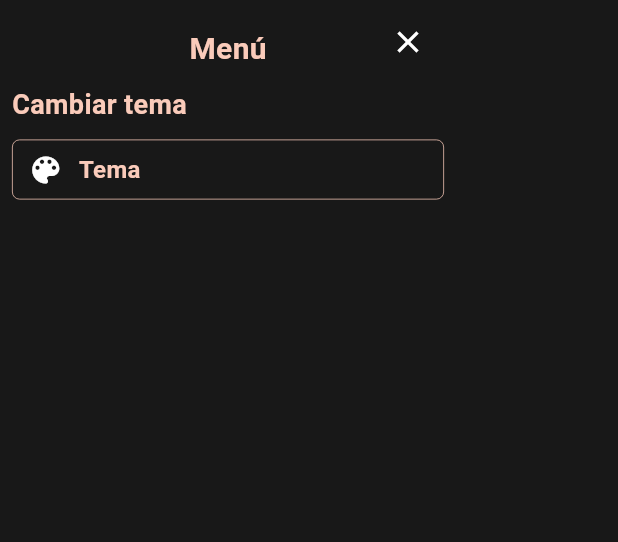
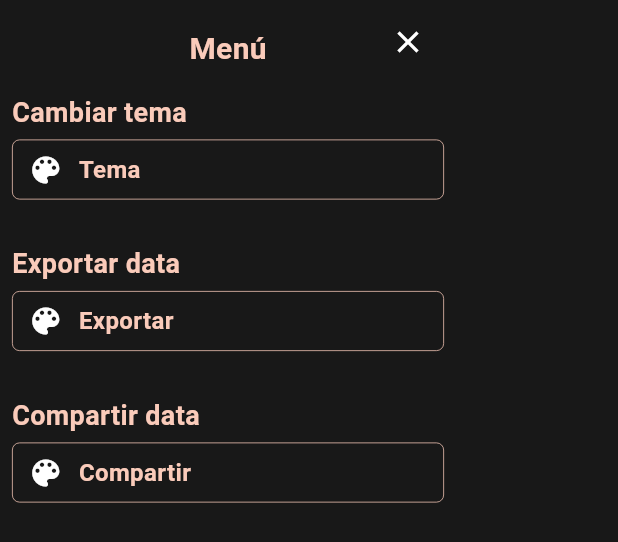
Before and after one commit to rperezalberto/Todo-list-prueba, a Flutter app: the DrawerMenu widget shown alone on an empty page, opened directly, on a phone screen of 412 x 824 dp. Shown: the top 542 px of the screen. Run offline on Flutter 3.47's test engine with Material 3 defaults, Android fonts, the phone set to English and light mode, and no system bars; our stand-ins replace flutter_time_picker_spinner, share_plus, sqflite; missing offline and left inert: excel; accounts and stored records are empty.

Commit message:
App lista

```diff
--- a/lib/components/alert_dialog_component.dart
+++ b/lib/components/alert_dialog_component.dart
@@ -1,3 +1,5 @@
+import 'dart:developer';
+
 import 'package:flutter/material.dart';
 
 void showDeleteDialog(BuildContext context, VoidCallback onDelete) {
--- a/lib/main.dart
+++ b/lib/main.dart
@@ -9,6 +9,7 @@ import 'package:todo_list/views/home_view.dart';
 
 void main() async {
   WidgetsFlutterBinding.ensureInitialized();
+
   await initializeDateFormatting('es_ES', null);
   // final path = join(await getDatabasesPath(), 'tasks.db');
   // await deleteDatabase(path); // <-- BORRAR SOLO PARA TESTING INICIAL
@@ -43,6 +44,7 @@ class MyApp extends StatelessWidget {
         }
 
         return MaterialApp(
+          debugShowCheckedModeBanner: false,
           title: 'Material App',
           theme: themeProvider.currentTheme,
           home: const HomeView(),
--- a/lib/views/home_view.dart
+++ b/lib/views/home_view.dart
@@ -118,9 +118,12 @@ class HomeView extends StatelessWidget {
                                 );
                               },
                               onLongPress: () {
-                                showDeleteDialog(context, () {
+                                showDeleteDialog(
+                                  context,
+                                  () {
                                     provider.deleteTask(task.id!);
-                                });
+                                  },
+                                );
                               },
                               child: Padding(
                                 padding: const EdgeInsets.only(bottom: 12.0),
@@ -233,6 +236,7 @@ class DrawerMenu extends StatelessWidget {
   Widget build(BuildContext context) {
     final themeColor = Theme.of(context).colorScheme;
     final themeProvider = Provider.of<ThemeProvider>(context);
+    final taksProvider = Provider.of<TaksProvider>(context);
     return Drawer(
       child: SafeArea(
         child: Padding(
@@ -272,19 +276,28 @@ class DrawerMenu extends StatelessWidget {
                   ],
                 ),
               ),
-              Text(
-                "Cambiar tema",
-                style: TextStyle(
-                  fontSize: 18,
-                  color: themeColor.onSecondary,
-                  fontWeight: FontWeight.w600,
-                ),
-              ),
-              SizedBox(height: 10),
+              SizedBox(height: 5),
               ItemMenu(
-                title: "Tema",
+                title: "Cambiar tema",
+                label: "Tema",
                 onTap: () {
                   themeProvider.changeTheme();
+                },
+              ),
+              SizedBox(height: 20),
+              ItemMenu(
+                title: "Exportar data",
+                label: "Exportar",
+                onTap: () {
+                  taksProvider.exportarTareasAExcel();
+                },
+              ),
+              SizedBox(height: 20),
+              ItemMenu(
+                title: "Compartir data",
+                label: "Compartir",
+                onTap: () {
+                  taksProvider.exportarTareasAExcel();
                 },
               ),
             ],
@@ -297,13 +310,30 @@ class DrawerMenu extends StatelessWidget {
 
 class ItemMenu extends StatelessWidget {
   final String title;
+  final String label;
   final void Function() onTap;
-  const ItemMenu({super.key, required this.title, required this.onTap});
+  const ItemMenu(
+      {super.key,
+      required this.title,
+      required this.onTap,
+      required this.label});
 
   @override
   Widget build(BuildContext context) {
     final themeColor = Theme.of(context).colorScheme;
-    return GestureDetector(
+    return Column(
+      crossAxisAlignment: CrossAxisAlignment.start,
+      children: [
+        Text(
+          title,
+          style: TextStyle(
+            fontSize: 18,
+            color: themeColor.onSecondary,
+            fontWeight: FontWeight.w600,
+          ),
+        ),
+        SizedBox(height: 5),
+        GestureDetector(
           onTap: () => onTap(),
           child: Container(
             width: double.infinity,
@@ -323,7 +353,7 @@ class ItemMenu extends StatelessWidget {
                 Icon(Icons.color_lens),
                 const SizedBox(width: 10),
                 Text(
-              title,
+                  label,
                   style: TextStyle(
                     color: themeColor.onSecondary,
                     fontSize: 16,
@@ -333,6 +363,8 @@ class ItemMenu extends StatelessWidget {
               ],
             ),
           ),
+        ),
+      ],
     );
   }
 }
--- a/pubspec.yaml
+++ b/pubspec.yaml
@@ -41,10 +41,7 @@ dependencies:
   flutter_time_picker_spinner: ^2.0.0
   excel: ^2.0.4
   file_picker: ^10.2.0
-  path_provider: ^2.1.1
-  permission_handler: ^11.3.0
   share_plus: ^11.0.0
-  file_saver: ^0.2.14
 
 
 dev_dependencies:
```
Also changed, not shown: lib/providers/taks_provider.dart (+14 -7 lines), lib/views/update_view.dart (+30 -6 lines), 2 other files. Lines whose indentation alone changed are shown as unchanged.
